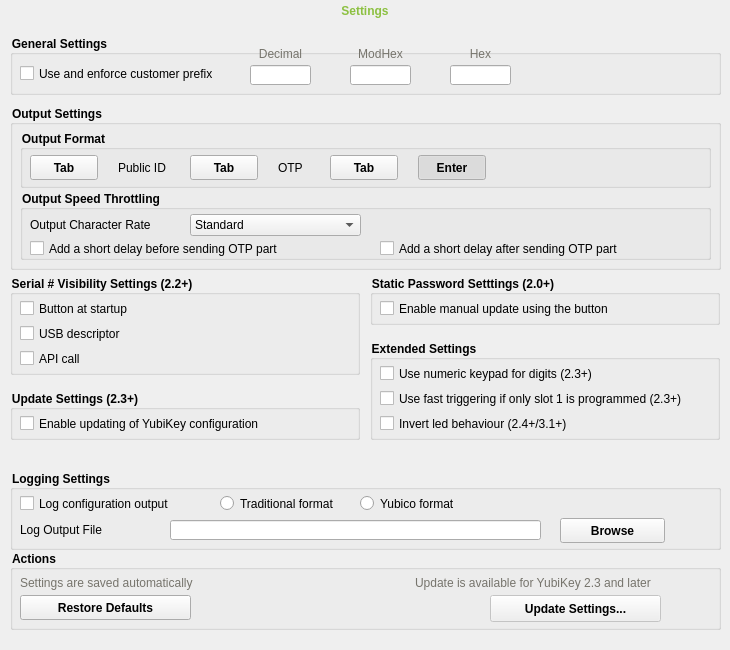
Above: src/ui/settingpage.ui from Yubico/yubikey-personalization-gui-dpkg before the change. Below: the same form after it.
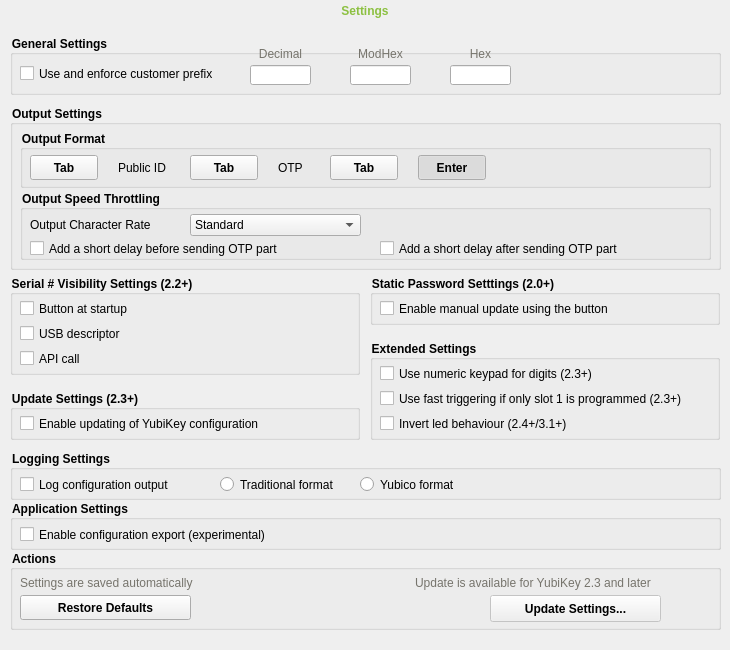
That is the form after the change. Icons and pictures are not drawn.

```diff
--- a/src/ui/settingpage.ui
+++ b/src/ui/settingpage.ui
@@ -248,9 +248,9 @@
     <property name="geometry">
      <rect>
       <x>10</x>
-      <y>470</y>
+      <y>450</y>
       <width>711</width>
-      <height>80</height>
+      <height>50</height>
      </rect>
     </property>
     <property name="styleSheet">
@@ -266,7 +266,7 @@
        <x>10</x>
        <y>25</y>
        <width>171</width>
-       <height>17</height>
+       <height>19</height>
       </rect>
      </property>
      <property name="styleSheet">
@@ -276,86 +276,13 @@
       <string>Log configuration output</string>
      </property>
     </widget>
-    <widget class="QLabel" name="logFileLbl">
-     <property name="geometry">
-      <rect>
-       <x>10</x>
-       <y>50</y>
-       <width>131</width>
-       <height>20</height>
-      </rect>
-     </property>
-     <property name="styleSheet">
-      <string notr="true">font-weight:normal;</string>
-     </property>
-     <property name="text">
-      <string>Log Output File</string>
-     </property>
-    </widget>
-    <widget class="QLineEdit" name="logFileTxt">
-     <property name="enabled">
-      <bool>true</bool>
-     </property>
-     <property name="geometry">
-      <rect>
-       <x>160</x>
-       <y>50</y>
-       <width>371</width>
-       <height>20</height>
-      </rect>
-     </property>
-     <property name="styleSheet">
-      <string notr="true">font-weight: normal;</string>
-     </property>
-     <property name="text">
-      <string/>
-     </property>
-     <property name="maxLength">
-      <number>32767</number>
-     </property>
-     <property name="cursorPosition">
-      <number>0</number>
-     </property>
-     <property name="readOnly">
-      <bool>true</bool>
-     </property>
-    </widget>
-    <widget class="QPushButton" name="browseBtn">
-     <property name="geometry">
-      <rect>
-       <x>550</x>
-       <y>48</y>
-       <width>105</width>
-       <height>25</height>
-      </rect>
-     </property>
-     <property name="whatsThis">
-      <string/>
-     </property>
-     <property name="styleSheet">
-      <string notr="true">font: 12px;
-font-weight: bold;</string>
-     </property>
-     <property name="text">
-      <string>Browse</string>
-     </property>
-     <property name="autoExclusive">
-      <bool>false</bool>
-     </property>
-     <property name="default">
-      <bool>false</bool>
-     </property>
-     <property name="flat">
-      <bool>false</bool>
-     </property>
-    </widget>
     <widget class="QRadioButton" name="logTraditionalRadio">
      <property name="geometry">
       <rect>
        <x>210</x>
        <y>25</y>
        <width>131</width>
-       <height>17</height>
+       <height>19</height>
       </rect>
      </property>
      <property name="styleSheet">
@@ -371,7 +298,7 @@
        <x>350</x>
        <y>25</y>
        <width>120</width>
-       <height>17</height>
+       <height>19</height>
       </rect>
      </property>
      <property name="styleSheet">
@@ -1185,6 +1112,39 @@
      </property>
     </widget>
    </widget>
+   <widget class="QGroupBox" name="applicationBox">
+    <property name="geometry">
+     <rect>
+      <x>10</x>
+      <y>500</y>
+      <width>711</width>
+      <height>50</height>
+     </rect>
+    </property>
+    <property name="styleSheet">
+     <string notr="true">font-weight: bold;
+</string>
+    </property>
+    <property name="title">
+     <string>Application Settings</string>
+    </property>
+    <widget class="QCheckBox" name="exportCheck">
+     <property name="geometry">
+      <rect>
+       <x>10</x>
+       <y>25</y>
+       <width>275</width>
+       <height>19</height>
+      </rect>
+     </property>
+     <property name="styleSheet">
+      <string notr="true">font-weight: normal;</string>
+     </property>
+     <property name="text">
+      <string>Enable configuration export (experimental)</string>
+     </property>
+    </widget>
+   </widget>
   </widget>
   <widget class="QWidget" name="updatePage">
    <property name="sizePolicy">
```
Left out of the diff: 2 changed lines with no effect on the pictures.
